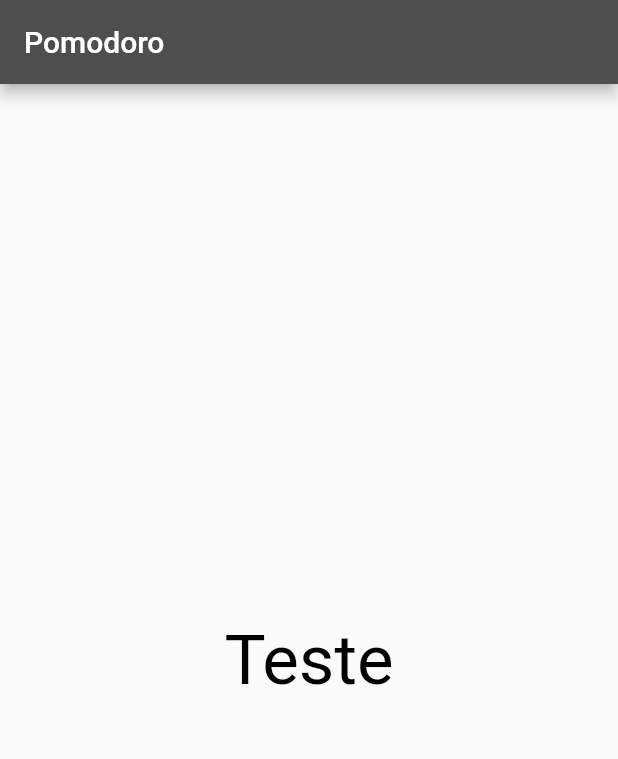
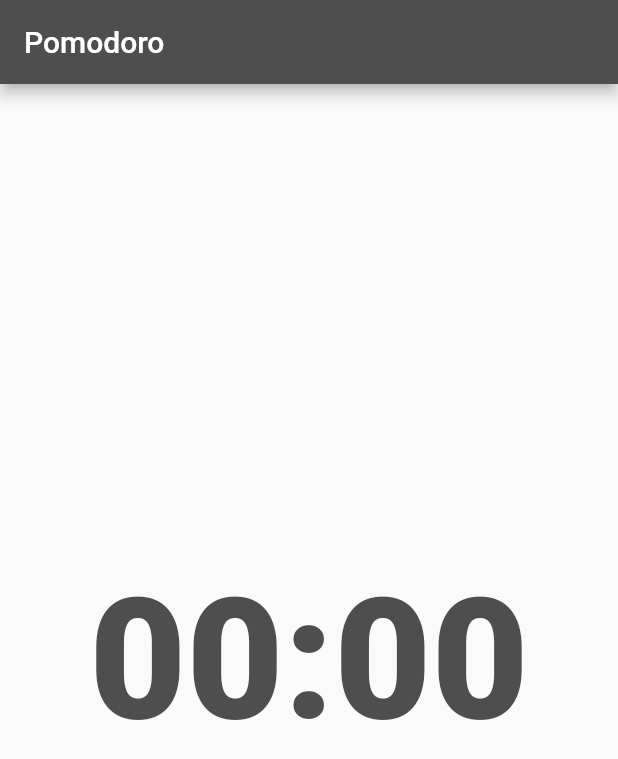
Before and after one commit to gustavodahora/pomodoro-flutter, a Flutter app: the screen it shows after launch, on a phone screen of 412 x 824 dp. Shown: the top 759 px of the screen. Run offline on Flutter 3.47's test engine with Material 2 defaults, Android fonts, the phone set to English and light mode, and no system bars; our stand-ins replace google_fonts.

Commit message:
adding new style to main menu

```diff
--- a/lib/main.dart
+++ b/lib/main.dart
@@ -1,4 +1,5 @@
 import 'package:flutter/material.dart';
+import 'package:google_fonts/google_fonts.dart';
 
 main() => runApp(Pomodoro());
 
@@ -15,18 +16,22 @@ class PomodoroAppState extends State<Pomodoro> {
       home: Scaffold(
         appBar: AppBar(
           title: const Text("Pomodoro"),
-          backgroundColor: const Color.fromARGB(255, 78, 78, 78),
+          backgroundColor: Color(0xFF4E4E4E),
         ),
         body: Container(
           width: double.infinity,
+          decoration: BoxDecoration(color: Color(0xE5E5E5)),
           child: Column(
             mainAxisAlignment: MainAxisAlignment.center,
             crossAxisAlignment: CrossAxisAlignment.center,
             children: [
-              const Text(
-                'Teste',
-                style: TextStyle(color: Colors.black, fontSize: 46),
-              )
+              Text(
+                '00:00',
+                style: GoogleFonts.roboto(
+                    fontSize: 112,
+                    color: Color(0xFF4E4E4E),
+                    fontWeight: FontWeight.w900),
+              ),
             ],
           ),
         ),
--- a/pubspec.yaml
+++ b/pubspec.yaml
@@ -29,6 +29,7 @@ environment:
 dependencies:
   flutter:
     sdk: flutter
+  google_fonts: ^2.1.0
 
 
   # The following adds the Cupertino Icons font to your application.
```
Also changed, not shown: pubspec.lock.
